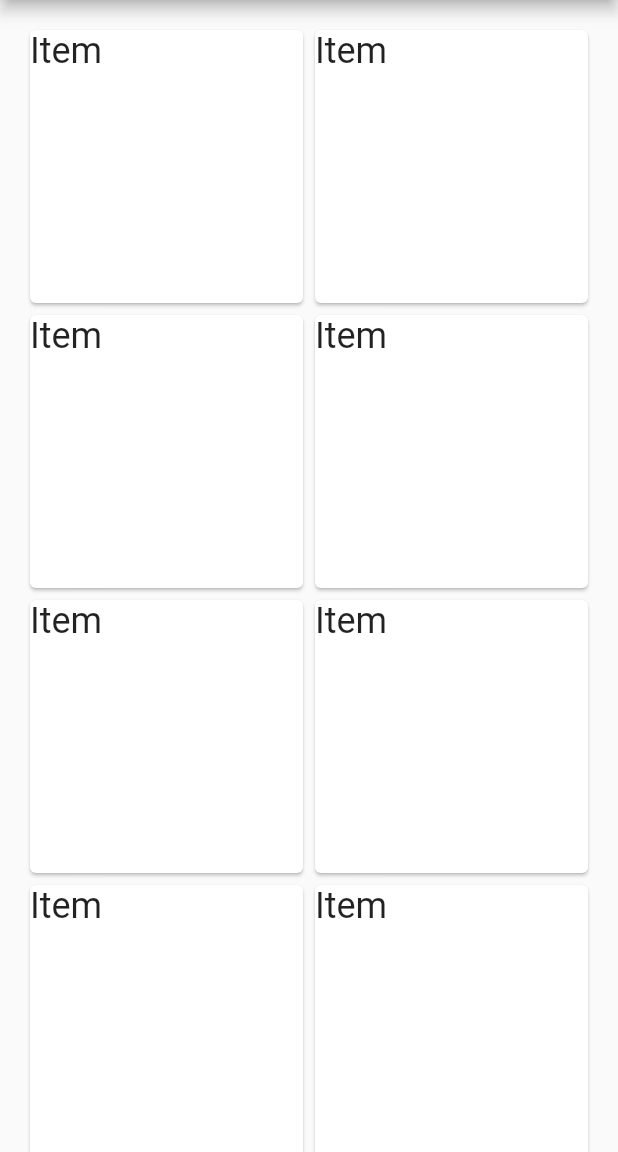
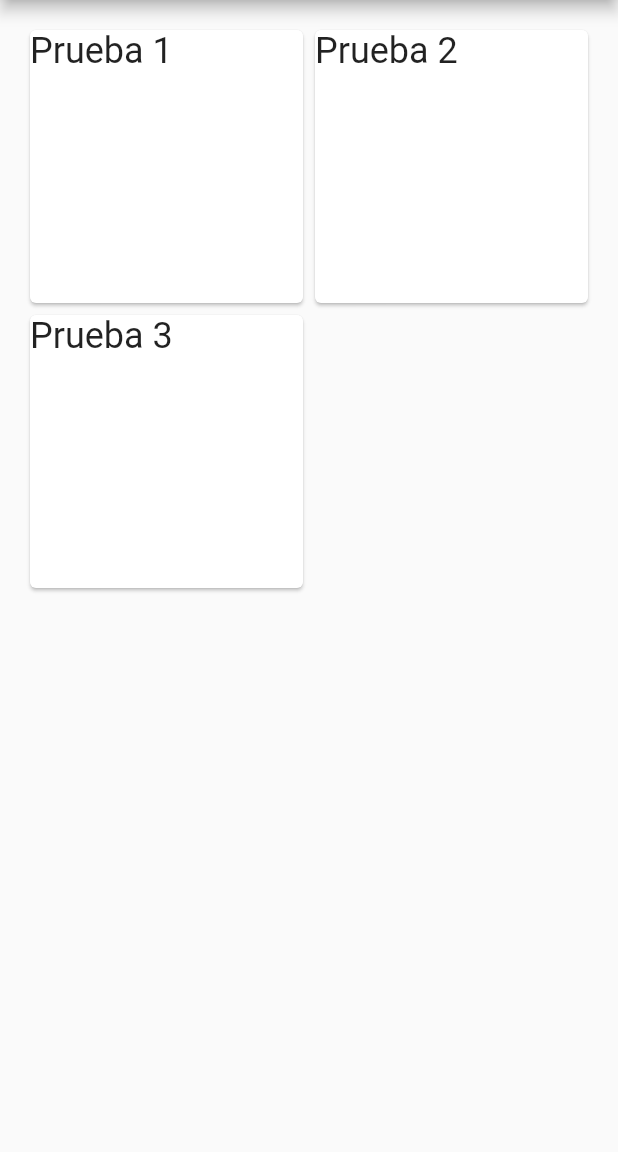
Before and after one commit to frangaren/bulletfinger, a Flutter app: the Gallery screen opened by its route, on a phone screen of 412 x 824 dp, the part 84-1236 px from its top. Run offline on Flutter 3.47's test engine with Material 2 defaults, Android fonts, the phone set to English and light mode, and no system bars; our stand-ins replace image_picker.

Commit message:
Add models to views

```diff
--- a/lib/main.dart
+++ b/lib/main.dart
@@ -6,6 +6,7 @@ import 'package:bulletfinger/views/drawer.dart';
 import 'package:bulletfinger/views/profile-screen.dart';
 import 'package:bulletfinger/views/friend-list-screen.dart';
 import 'package:bulletfinger/views/gallery-screen.dart';
+import 'package:bulletfinger/models/video.dart';
 
 void main() => runApp(new MyApp());
 
@@ -17,15 +18,25 @@ class MyApp extends StatelessWidget {
       '111222333'
   );
 
-  final List<Profile> friends = new List<Profile>();
+  final List<Profile> friends = <Profile>[
+    new Profile(
+        'friend',
+        'friend@gmail.com',
+        '111222333'
+    ),
+  ];
 
-  MyApp() : super() {
-    friends.add(new Profile(
-      'friend',
-      'friend@gmail.com',
-      '111222333'
-    ));
-  }
+  final List<Video> videos = <Video>[
+    new Video(
+        'Prueba 1'
+    ),
+    new Video(
+        'Prueba 2'
+    ),
+    new Video(
+        'Prueba 3'
+    ),
+  ];
 
   @override
   Widget build(BuildContext context) {
@@ -38,7 +49,7 @@ class MyApp extends StatelessWidget {
         '/home' : (BuildContext context) => new MyHomePage(profile, title: 'main'),
         '/profile': (BuildContext context) => new ProfileScreen(profile),
         '/friends': (BuildContext context) => new FriendListScreen(profile, friends),
-        '/gallery': (BuildContext context) => new Gallery(profile),
+        '/gallery': (BuildContext context) => new Gallery(profile, videos),
       },
       theme: new ThemeData(
         // This is the theme of your application.
--- a/lib/views/gallery-screen.dart
+++ b/lib/views/gallery-screen.dart
@@ -2,11 +2,13 @@ import 'package:flutter/material.dart';
 import 'package:bulletfinger/models/profile.dart';
 import 'package:bulletfinger/views/drawer.dart';
 import 'package:bulletfinger/views/video-list.dart';
+import 'package:bulletfinger/models/video.dart' as model;
 
 class Gallery extends StatelessWidget {
   final Profile profile;
+  final List<model.Video> videos;
 
-  Gallery(this.profile);
+  Gallery(this.profile, this.videos);
 
   @override
   Widget build(BuildContext context) {
@@ -20,7 +22,7 @@ class Gallery extends StatelessWidget {
         // the App.build method, and use it to set our appbar title.
         title: new Text('Galería'),
       ),
-      body: new VideoList(),
+      body: new VideoList(this.videos),
     );
   }
 
--- a/lib/views/video-list.dart
+++ b/lib/views/video-list.dart
@@ -1,25 +1,33 @@
 import 'package:flutter/material.dart';
 import 'package:bulletfinger/views/video.dart';
+import 'package:bulletfinger/models/video.dart' as model;
 
 class VideoListState extends State<VideoList> {
+  List<model.Video> videos;
+
+  VideoListState(this.videos);
 
   @override
   Widget build(BuildContext context) {
     return new GridView.count(
         crossAxisCount: 2,
         padding: EdgeInsets.all(16.0),
-        children: new List.generate(100, (index) {
-          return new Video();
+        children: new List.generate(videos.length, (index) {
+          return new Video(videos[index]);
         })
     );
   }
+
 }
 
 class VideoList extends StatefulWidget {
+  List<model.Video> videos;
+
+  VideoList(this.videos);
 
   @override
   State<StatefulWidget> createState() {
-    return new VideoListState();
+    return new VideoListState(this.videos);
   }
 
 }
--- a/lib/views/video.dart
+++ b/lib/views/video.dart
@@ -1,6 +1,10 @@
 import 'package:flutter/material.dart';
+import 'package:bulletfinger/models/video.dart' as model;
 
 class Video extends StatelessWidget {
+  model.Video video;
+
+  Video(this.video);
 
   @override
   Widget build(BuildContext context) {
@@ -10,7 +14,7 @@ class Video extends StatelessWidget {
         child: new AspectRatio(
           aspectRatio: 1.0,
           child: new Text(
-            'Item',
+            video.name,
             style: Theme.of(context).textTheme.headline,
           ),
         ),
```
